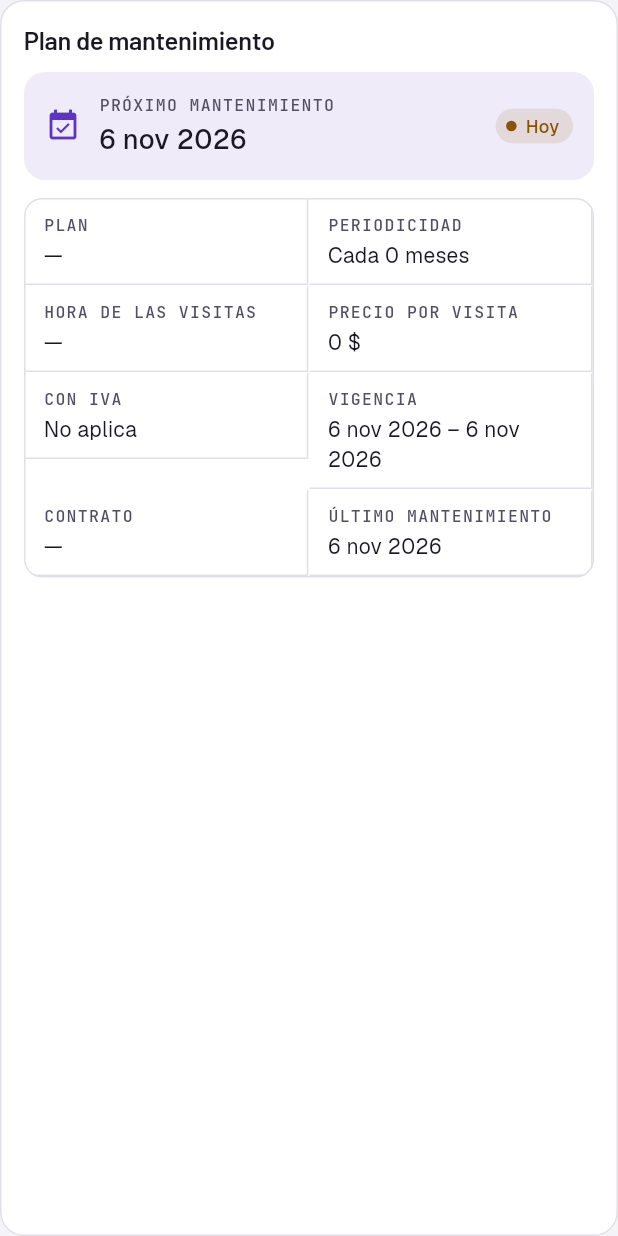
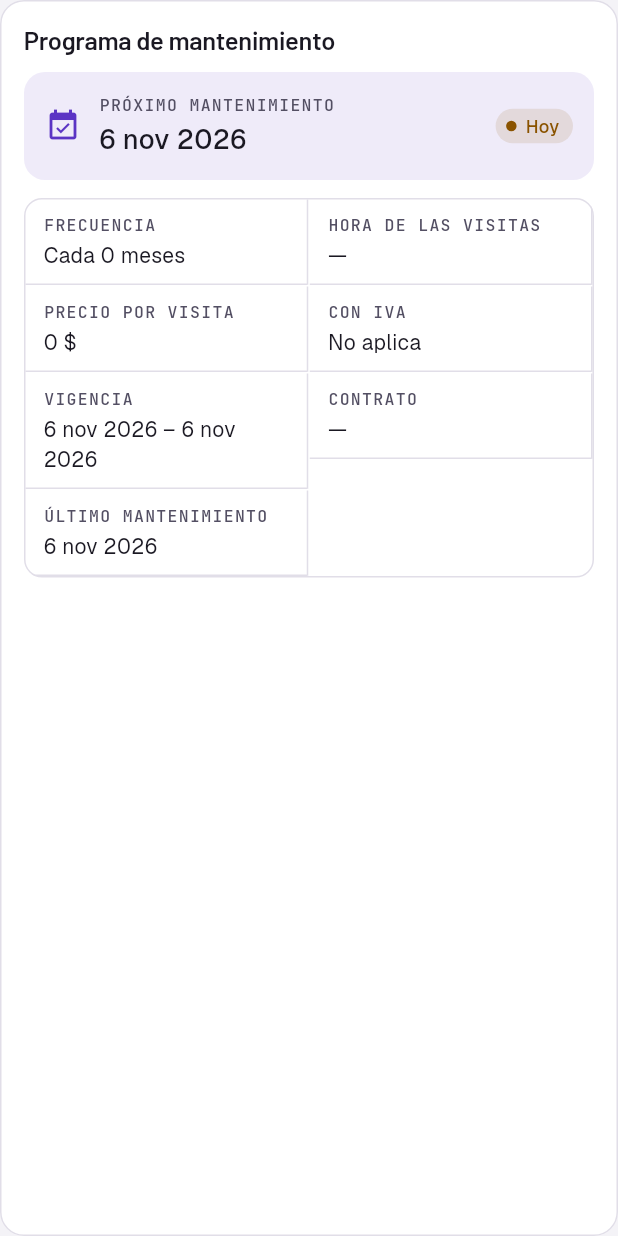
Before and after one commit to CarlosMedina19/Proyecto-Ascensores, a Flutter app: the SeccionPlan widget shown alone on an empty page, opened directly with empty values, on a phone screen of 412 x 824 dp. Run offline on Flutter 3.47's test engine with Material 3 defaults, Android fonts, the phone set to English and light mode, and no system bars; our stand-ins replace flutter_secure_storage, image_picker, shared_preferences, signature; accounts and stored records are empty; network calls fail; project files that could hold a hidden picture were left out.

Commit message:
App: programa de mantenimiento sin plan; tabla de precios del plan más compacta
Co-Authored-By: Claude Opus 5.5 <noreply@anthropic.com>

```diff
--- a/app/flutter_application_1/lib/pantallas/equipos.dart
+++ b/app/flutter_application_1/lib/pantallas/equipos.dart
@@ -492,7 +492,7 @@ class _FormularioEventoState extends State<_FormularioEvento> {
   }
 }
 
-/// Fase 2 (RF-013 a RF-018): plan de mantenimiento vigente y próximas visitas del ascensor.
+/// Fase 2 (RF-013 a RF-018): programa de mantenimiento vigente y próximas visitas del ascensor.
 class SeccionPlan extends StatelessWidget {
   const SeccionPlan({super.key, required this.asignacion, this.visitas = const []});
 
@@ -504,8 +504,8 @@ class SeccionPlan extends StatelessWidget {
     final plan = asignacion;
     if (plan == null) {
       return const Seccion(
-        titulo: 'Plan de mantenimiento',
-        hijos: [Text('El ascensor no tiene un plan de mantenimiento preventivo asignado.')],
+        titulo: 'Programa de mantenimiento',
+        hijos: [Text('El ascensor no tiene mantenimientos preventivos programados.')],
       );
     }
 
@@ -513,7 +513,7 @@ class SeccionPlan extends StatelessWidget {
     final dias = proximo == null ? null : MantenimientoProgramado(id: 0, estado: 'programado', fechaProgramada: proximo).diasRestantes();
 
     return Seccion(
-      titulo: 'Plan de mantenimiento',
+      titulo: 'Programa de mantenimiento',
       hijos: [
         Container(
           padding: const EdgeInsets.all(14),
@@ -542,8 +542,7 @@ class SeccionPlan extends StatelessWidget {
         ),
         const SizedBox(height: 12),
         Datos([
-          ('Plan', plan.planNombre),
-          ('Periodicidad', plan.periodicidad),
+          ('Frecuencia', plan.periodicidad),
           ('Hora de las visitas', plan.horaPreferida),
           ('Precio por visita', dinero(plan.precio)),
           ('Con IVA', plan.aplicaIva ? dinero(plan.precioConIva) : 'No aplica'),
```
Also changed, not shown: 2 other files.
